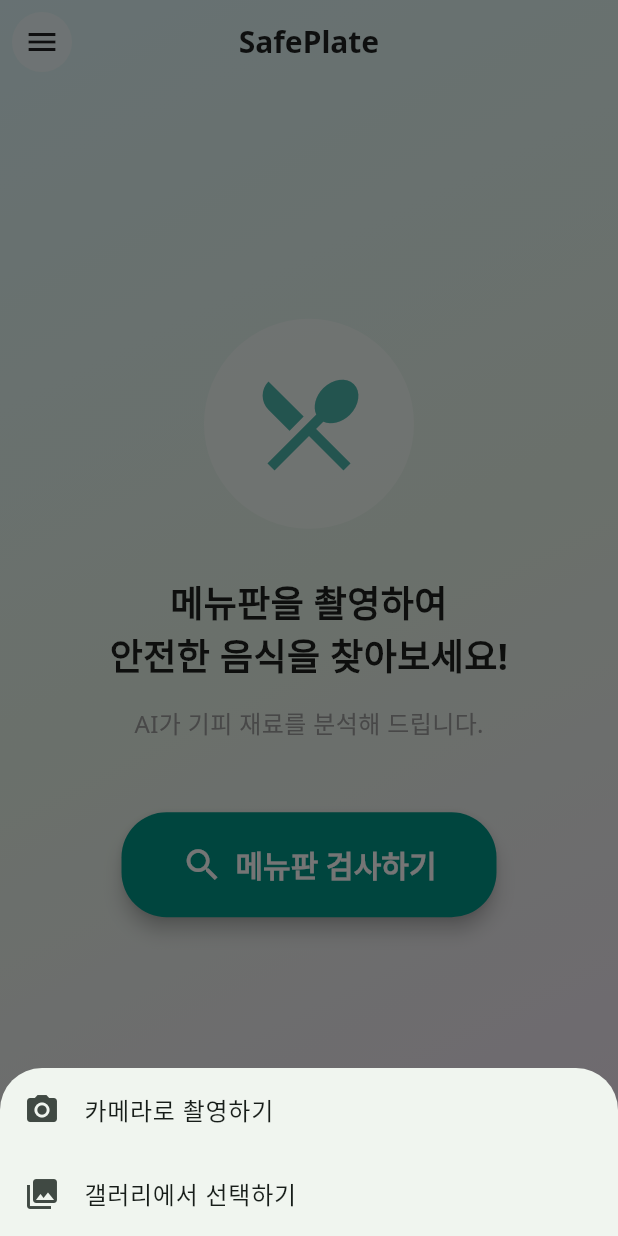
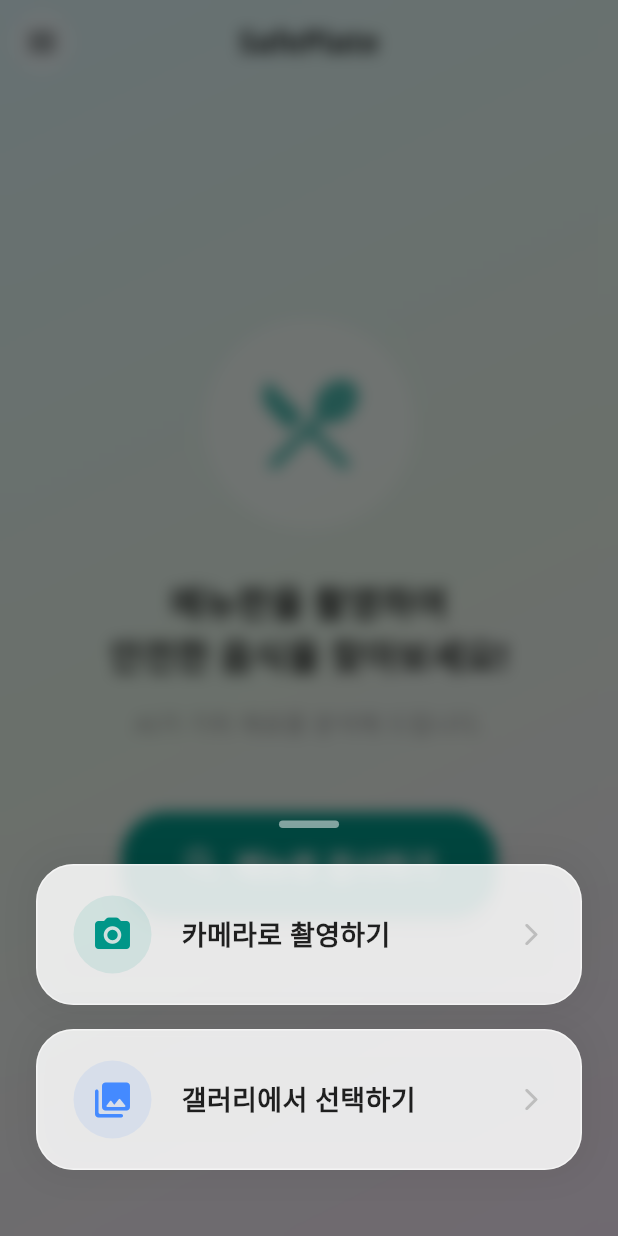
Before and after one commit to GDGoC-CAU-Team-9/frontend, a Flutter app: the HomeScreen screen opened by its route, after a tap on "메뉴판 검사하기", on a phone screen of 412 x 824 dp. Run offline on Flutter 3.47's test engine with Material 3 defaults, Android fonts, the phone set to English and light mode, and no system bars; our stand-ins replace camera, dio, flutter_dotenv, flutter_riverpod, flutter_secure_storage, go_router and 2 more; accounts and stored records are empty; network calls fail.

Commit message:
feat: Implement Web camera support and redesign UI with glassmorphism

```diff
--- a/lib/features/home/presentation/screens/home_screen.dart
+++ b/lib/features/home/presentation/screens/home_screen.dart
@@ -1,4 +1,6 @@
+import 'dart:ui';
 import 'package:flutter/material.dart';
+import 'package:flutter/foundation.dart' show kIsWeb;
 import 'package:go_router/go_router.dart';
 import 'package:flutter_riverpod/flutter_riverpod.dart';
 import '../../../auth/presentation/providers/auth_provider.dart';
@@ -16,6 +18,14 @@ class _HomeScreenState extends State<HomeScreen> {
   final ImagePicker _picker = ImagePicker();
 
   Future<void> _pickImage(ImageSource source) async {
+    // If Web and Camera, use custom CameraScreen
+    if (kIsWeb && source == ImageSource.camera) {
+      if (mounted) {
+        context.push('/camera'); // Navigate to custom camera screen
+      }
+      return;
+    }
+
     try {
       final XFile? image = await _picker.pickImage(source: source);
       if (image != null) {
@@ -36,24 +46,100 @@ class _HomeScreenState extends State<HomeScreen> {
   void _showImageSourceActionSheet(BuildContext context) {
     showModalBottomSheet(
       context: context,
-      builder: (context) => SafeArea(
-        child: Wrap(
+      backgroundColor: Colors.transparent, // Transparent background
+      builder: (context) => BackdropFilter(
+        filter: ImageFilter.blur(sigmaX: 5, sigmaY: 5), // Blur behind
+        child: Container(
+          padding: const EdgeInsets.all(24),
+          decoration: const BoxDecoration(color: Colors.transparent),
+          child: Column(
+            mainAxisSize: MainAxisSize.min,
             children: [
-            ListTile(
-              leading: const Icon(Icons.camera_alt),
-              title: const Text('카메라로 촬영하기'),
+              // Header Indicator
+              Container(
+                width: 40,
+                height: 5,
+                decoration: BoxDecoration(
+                  color: Colors.white.withOpacity(0.5),
+                  borderRadius: BorderRadius.circular(10),
+                ),
+              ),
+              const SizedBox(height: 24),
+
+              // Camera Button
+              _buildImageSourceButton(
+                context,
+                icon: Icons.camera_alt_rounded,
+                text: '카메라로 촬영하기',
+                color: Colors.teal,
                 onTap: () {
                   Navigator.of(context).pop();
                   _pickImage(ImageSource.camera);
                 },
               ),
-            ListTile(
-              leading: const Icon(Icons.photo_library),
-              title: const Text('갤러리에서 선택하기'),
+              const SizedBox(height: 16),
+
+              // Gallery Button
+              _buildImageSourceButton(
+                context,
+                icon: Icons.photo_library_rounded,
+                text: '갤러리에서 선택하기',
+                color: Colors.blueAccent,
                 onTap: () {
                   Navigator.of(context).pop();
                   _pickImage(ImageSource.gallery);
                 },
+              ),
+              const SizedBox(height: 20),
+            ],
+          ),
+        ),
+      ),
+    );
+  }
+
+  Widget _buildImageSourceButton(
+    BuildContext context, {
+    required IconData icon,
+    required String text,
+    required Color color,
+    required VoidCallback onTap,
+  }) {
+    return GestureDetector(
+      onTap: onTap,
+      child: Container(
+        width: double.infinity,
+        padding: const EdgeInsets.symmetric(vertical: 20, horizontal: 24),
+        decoration: AppDesign.glassDecoration.copyWith(
+          color: Colors.white.withOpacity(
+            0.85,
+          ), // Slightly more opaque for visibility
+          borderRadius: BorderRadius.circular(25),
+        ),
+        child: Row(
+          children: [
+            Container(
+              padding: const EdgeInsets.all(12),
+              decoration: BoxDecoration(
+                color: color.withOpacity(0.1),
+                shape: BoxShape.circle,
+              ),
+              child: Icon(icon, color: color, size: 28),
+            ),
+            const SizedBox(width: 20),
+            Text(
+              text,
+              style: const TextStyle(
+                fontSize: 18,
+                fontWeight: FontWeight.bold,
+                color: Colors.black87,
+              ),
+            ),
+            const Spacer(),
+            Icon(
+              Icons.arrow_forward_ios_rounded,
+              size: 18,
+              color: Colors.grey.shade400,
             ),
           ],
         ),
--- a/pubspec.yaml
+++ b/pubspec.yaml
@@ -43,6 +43,7 @@ dependencies:
   image_picker: ^1.2.1
   flutter_dotenv: ^6.0.0
   flutter_secure_storage: ^10.0.0
+  camera: ^0.11.3
 
 dev_dependencies:
   flutter_test:
```
Also changed, not shown: lib/core/router/app_router.dart (+8 -0 lines), lib/features/allergy/presentation/screens/allergy_selection_screen.dart (+79 -13 lines), lib/features/camera/presentation/screens/camera_screen.dart (added, +161 -0 lines), lib/features/menu/presentation/screens/analysis_loading_screen.dart (+5 -5 lines), pubspec.lock, 1 other file. Lines whose indentation alone changed are shown as unchanged.
